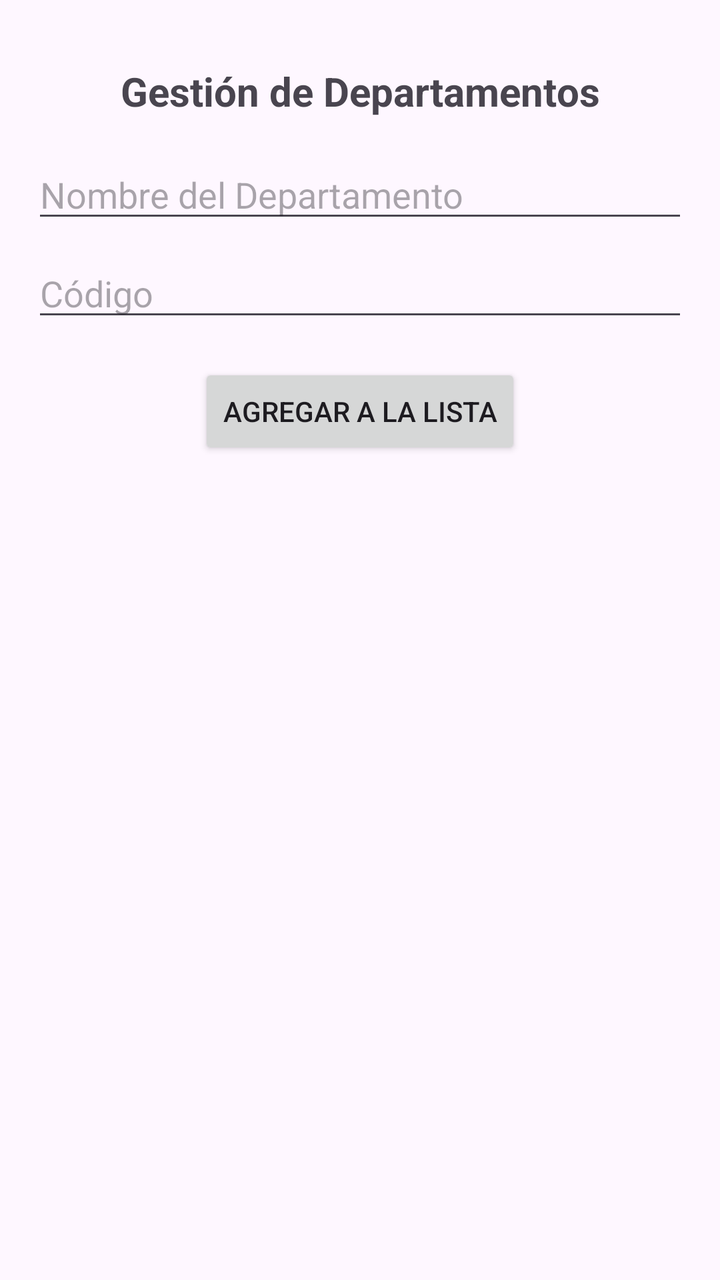
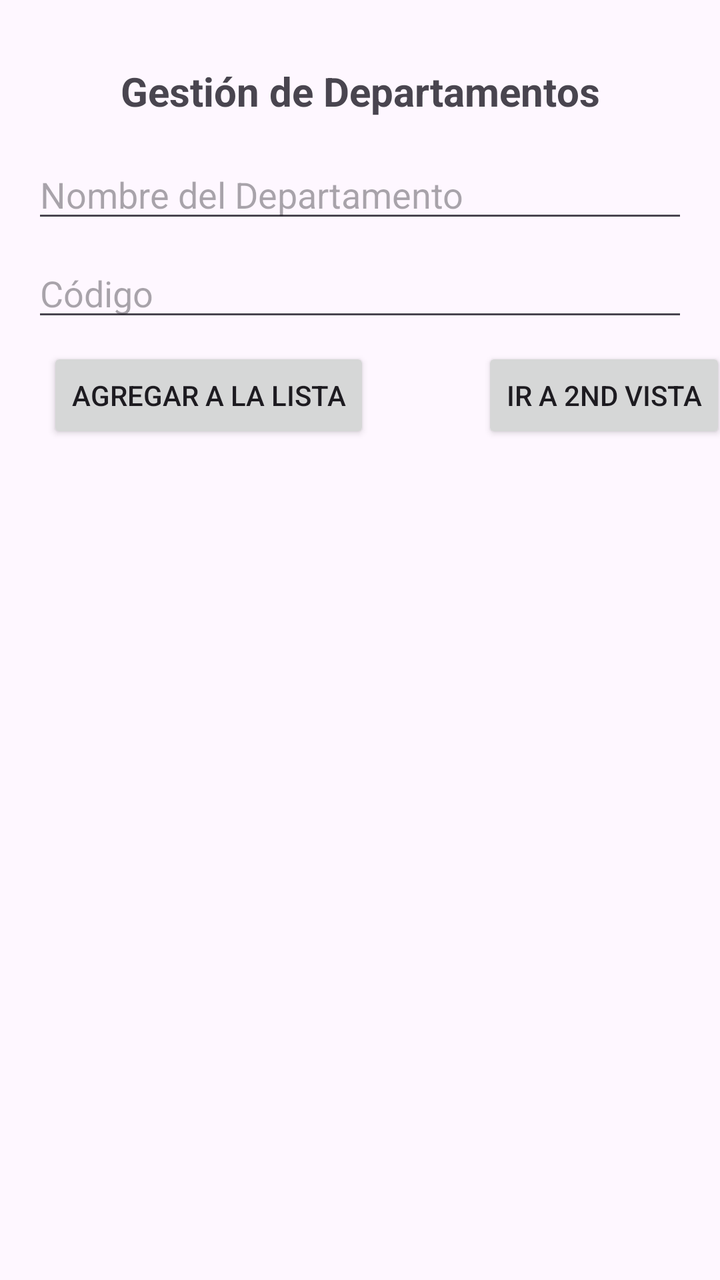

Screens rendered from an Android XML layout before and after an edit, with the pre-edit source and the edit as a unified diff.
<!-- AndroidManifest.xml: application theme Theme.List_view -->
<!-- res/layout/activity_main.xml -->
<?xml version="1.0" encoding="utf-8"?>
<androidx.constraintlayout.widget.ConstraintLayout xmlns:android="http://schemas.android.com/apk/res/android"
    xmlns:app="http://schemas.android.com/apk/res-auto"
    xmlns:tools="http://schemas.android.com/tools"
    android:id="@+id/main"
    android:layout_width="match_parent"
    android:layout_height="match_parent"
    tools:context=".MainActivity">

    <TextView
        android:id="@+id/textView"
        android:layout_width="wrap_content"
        android:layout_height="wrap_content"
        android:layout_marginTop="32dp"
        android:text="Gestión de Departamentos"
        android:textSize="20sp"
        android:textStyle="bold"
        app:layout_constraintEnd_toEndOf="parent"
        app:layout_constraintStart_toStartOf="parent"
        app:layout_constraintTop_toTopOf="parent" />

    <EditText
        android:id="@+id/etNombreDepa"
        android:layout_width="0dp"
        android:layout_height="wrap_content"
        android:layout_marginStart="16dp"
        android:layout_marginTop="16dp"
        android:layout_marginEnd="16dp"
        android:hint="Nombre del Departamento"
        android:inputType="text"
        app:layout_constraintEnd_toEndOf="parent"
        app:layout_constraintStart_toStartOf="parent"
        app:layout_constraintTop_toBottomOf="@+id/textView" />

    <EditText
        android:id="@+id/etCodigo"
        android:layout_width="0dp"
        android:layout_height="wrap_content"
        android:layout_marginStart="16dp"
        android:layout_marginTop="8dp"
        android:layout_marginEnd="16dp"
        android:hint="Código"
        android:inputType="number"
        app:layout_constraintEnd_toEndOf="parent"
        app:layout_constraintStart_toStartOf="parent"
        app:layout_constraintTop_toBottomOf="@+id/etNombreDepa" />

    <Button
        android:id="@+id/btnAgregar"
        android:layout_width="wrap_content"
        android:layout_height="wrap_content"
        android:layout_marginTop="16dp"
        android:text="Agregar a la Lista"
        app:layout_constraintEnd_toEndOf="parent"
        app:layout_constraintStart_toStartOf="parent"
        app:layout_constraintTop_toBottomOf="@+id/etCodigo" />

    <ListView
        android:id="@+id/lvLista"
        android:layout_width="0dp"
        android:layout_height="0dp"
        android:layout_marginTop="16dp"
        app:layout_constraintBottom_toBottomOf="parent"
        app:layout_constraintEnd_toEndOf="parent"
        app:layout_constraintStart_toStartOf="parent"
        app:layout_constraintTop_toBottomOf="@+id/btnAgregar" />

</androidx.constraintlayout.widget.ConstraintLayout>
<!-- resources referenced by this layout -->
<resources>
  <style name="Theme.List_view" parent="Base.Theme.List_view" />
  <style name="Base.Theme.List_view" parent="Theme.Material3.DayNight.NoActionBar">
          
          
      </style>
</resources>

<!-- the commit's change to res/layout/activity_main.xml (unified diff, before → after) -->
@@ -49,9 +49,10 @@
         android:id="@+id/btnAgregar"
         android:layout_width="wrap_content"
         android:layout_height="wrap_content"
-        android:layout_marginTop="16dp"
+        android:layout_marginTop="8dp"
         android:text="Agregar a la Lista"
         app:layout_constraintEnd_toEndOf="parent"
+        app:layout_constraintHorizontal_bias="0.119"
         app:layout_constraintStart_toStartOf="parent"
         app:layout_constraintTop_toBottomOf="@+id/etCodigo" />
 
@@ -65,4 +66,18 @@
         app:layout_constraintStart_toStartOf="parent"
         app:layout_constraintTop_toBottomOf="@+id/btnAgregar" />
 
+    <Button
+        android:id="@+id/btnVista"
+        android:layout_width="wrap_content"
+        android:layout_height="wrap_content"
+        android:layout_marginStart="75dp"
+        android:layout_marginTop="8dp"
+        android:layout_marginEnd="16dp"
+        android:layout_marginBottom="16dp"
+        android:text="ir a 2nd vista"
+        app:layout_constraintBottom_toTopOf="@+id/lvLista"
+        app:layout_constraintEnd_toEndOf="parent"
+        app:layout_constraintStart_toEndOf="@+id/btnAgregar"
+        app:layout_constraintTop_toBottomOf="@+id/etCodigo" />
+
 </androidx.constraintlayout.widget.ConstraintLayout>
